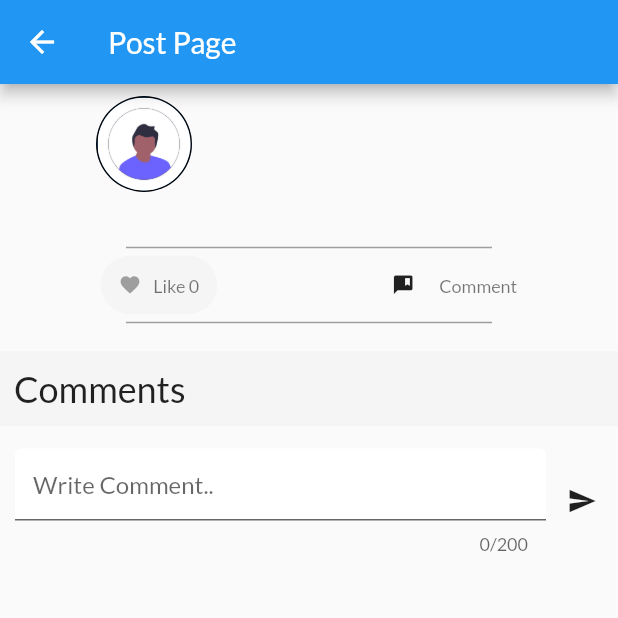
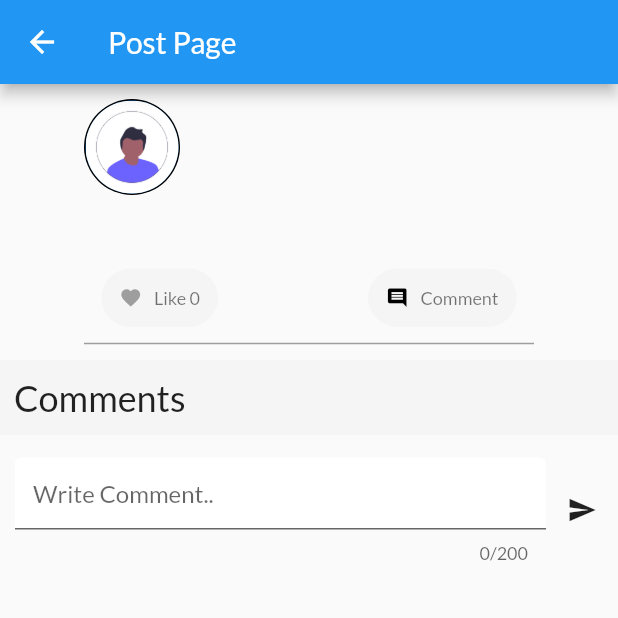
Before and after one commit to SyedHussainHaider5/ElectrowayFeedback, a Flutter app: the PostPage screen opened directly with empty values, on a phone screen of 412 x 824 dp, the top half of it. Run offline on Flutter 3.47's test engine with Material 2 defaults, Android fonts, the phone set to English and light mode, and no system bars; our stand-ins replace cloud_firestore, expandable, firebase_core, google_fonts; missing offline and left inert: dart:ffi; accounts and stored records are empty.

Commit message:
Minor changes in UI

```diff
--- a/lib/widgets/commentButton.dart
+++ /dev/null
@@ -1,104 +0,0 @@
-import 'package:feedback_module/dataproviders/post_data.dart';
-import 'package:flutter/material.dart';
-
-class LikeButtonContainer extends StatefulWidget {
-  final String text;
-  final IconData icon;
-  final VoidCallback onPressed;
-  final String post_id;
-
-  const LikeButtonContainer(
-      {Key? key,
-      required this.text,
-      required this.icon,
-      required this.onPressed,
-      required this.post_id})
-      : super(key: key);
-
-  @override
-  _LikeButtonContainerState createState() => _LikeButtonContainerState();
-}
-
-class _LikeButtonContainerState extends State<LikeButtonContainer> {
-  // String text = 'Like';
-  bool isliked = false;
-  Color iconColor = Colors.red;
-  // bool isliked = Firestore_post().checkIfLiked(post_id, "skdlskdlsd");
-
-  void updateLikes() {
-    setState(() {
-      // text = 'New Text';
-    });
-  }
-
-  void changeColor() {
-    setState(() {
-      isliked = !isliked;
-    });
-  }
-
-  void changeLike() {
-    setState(() {
-      if (isliked == false) {
-        Firestore_post().removeValueFromLikesField(widget.post_id, "123");
-      } else {
-        Firestore_post().addValueToLikesField(widget.post_id, "123");
-      }
-    });
-  }
-
-  bool functionExecuted = false;
-
-  @override
-  void initState() {
-    super.initState();
-    executeOnce();
-  }
-
-  Future<void> executeOnce() async {
-    if (!functionExecuted) {
-      bool result = await runOnce();
-      setState(() {
-        functionExecuted = true;
-        isliked = result;
-        print(isliked);
-      });
-    }
-  }
-
-  Future<bool> runOnce() async {
-    return await Firestore_post().checkIfLiked(widget.post_id, "123");
-  }
-
-  @override
-  Widget build(BuildContext context) {
-    return GestureDetector(
-      onTap: () {
-        widget.onPressed();
-        changeColor();
-        changeLike();
-      },
-      child: Container(
-        padding: EdgeInsets.all(12.0),
-        decoration: BoxDecoration(
-          color: Color.fromARGB(255, 246, 245, 245),
-          borderRadius: BorderRadius.circular(20),
-        ),
-        child: Row(
-          children: [
-            Icon(
-              widget.icon,
-              color: (isliked == true) ? Colors.red : Colors.grey,
-              size: 15,
-            ),
-            SizedBox(width: 8.0),
-            Text(
-              widget.text + ' 2',
-              style: Theme.of(context).textTheme.bodySmall,
-            ),
-          ],
-        ),
-      ),
-    );
-  }
-}
--- a/lib/widgets/post.dart
+++ b/lib/widgets/post.dart
@@ -22,11 +22,11 @@ class post extends StatelessWidget {
 
   @override
   Widget build(BuildContext context) {
-    return Container(
+    return Padding(
+      padding: const EdgeInsets.all(10.0),
+      child: Container(
         width: 300,
         alignment: Alignment.center,
-      child: Padding(
-        padding: const EdgeInsets.all(8.0),
         child: Column(
           children: [
             Row(
@@ -67,39 +67,40 @@ class post extends StatelessWidget {
             ExpandablePanel(
               collapsed: Text(
                 text,
-                style: TextStyle(fontSize: 13),
+                // style: TextStyle(fontSize: 13),
+                style: Theme.of(context).textTheme.titleMedium,
               ),
               expanded: Text(
                 text,
-                style: TextStyle(fontSize: 13),
+                //style: TextStyle(fontSize: 13),
+                style: Theme.of(context).textTheme.titleMedium,
               ),
             ),
             SizedBox(
-              height: 10,
+              height: 20,
             ),
-            Divider(
-              color: Colors.grey, //color of divider
-              height: 2, //height spacing of divider
-              thickness: 1, //thickness of divier line
-              indent: 20, //spacing at the start of divider
-              endIndent: 20, //spacing at the end of divider
-            ),
-            Row(
+            // Divider(
+            //   color: Colors.grey, //color of divider
+            //   height: 2, //height spacing of divider
+            //   thickness: 1, //thickness of divier line
+            //   indent: 20, //spacing at the start of divider
+            //   endIndent: 20, //spacing at the end of divider
+            // ),
+            Container(
+              // decoration: BoxDecoration(
+              //     border: Border.all(width: 1, color: Colors.black),
+              //     borderRadius: BorderRadius.all(Radius.circular(20))),
+              child: Row(
                 mainAxisAlignment: MainAxisAlignment.center,
                 children: [
                   LikeButtonContainer(
                     text: "Like",
                     icon: Icons.favorite,
                     post_id: post_id,
-                  //onPressed: () {}
                   ),
-                // Text(
-                //   "Like + $likes",
-                //   style: Theme.of(context).textTheme.bodySmall,
-                // ),
                   SizedBox(width: 100),
-                IconButton(
-                    onPressed: () {
+                  GestureDetector(
+                    onTap: () {
                       Navigator.push(
                         context,
                         MaterialPageRoute(
@@ -111,23 +112,41 @@ class post extends StatelessWidget {
                                 likes: likes)),
                       );
                     },
-                    icon: Icon(Icons.comment_bank),
-                    iconSize: 15.0),
+                    child: Container(
+                      padding: EdgeInsets.all(12.0),
+                      decoration: BoxDecoration(
+                        color: Color.fromARGB(255, 246, 245, 245),
+                        borderRadius: BorderRadius.circular(20),
+                      ),
+                      child: Row(
+                        children: [
+                          Icon(
+                            Icons.comment,
+                            color: Colors.black,
+                            size: 15,
+                          ),
+                          SizedBox(width: 8.0),
                           Text(
                             "Comment",
                             style: Theme.of(context).textTheme.bodySmall,
-                )
+                          ),
                         ],
+                      ),
+                    ),
+                  ),
+                ],
+              ),
+            ),
+
+            SizedBox(
+              height: 10,
             ),
             Divider(
               color: Colors.grey, //color of divider
               height: 2, //height spacing of divider
               thickness: 1, //thickness of divier line
-              indent: 20, //spacing at the start of divider
-              endIndent: 20, //spacing at the end of divider
-            ),
-            SizedBox(
-              height: 10,
+              indent: 0, //spacing at the start of divider
+              endIndent: 0, //spacing at the end of divider
             ),
           ],
         ),
```
Lines whose indentation alone changed are shown as unchanged.
